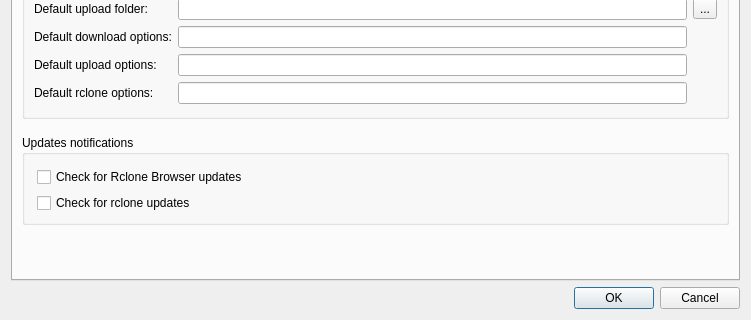
Old version of the form src/preferences_dialog.ui in the repository overnightpillow/rclone-browser; both pictures show x 0 to 751 and y 217 to 537 of the 751 by 537 pixel window.
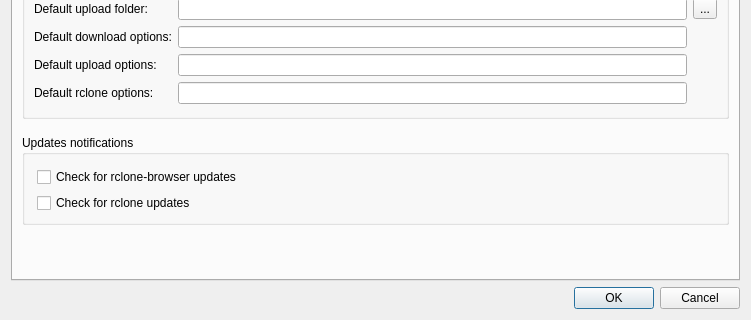
New version of the form.

Commit message: Display the application name as rclone-browser

The edit to the form file:
```diff
--- a/src/preferences_dialog.ui
+++ b/src/preferences_dialog.ui
@@ -303,7 +303,7 @@
              <string>&lt;html&gt;&lt;head/&gt;&lt;body&gt;&lt;p&gt;check daily for Rclone Browser availability&lt;/p&gt;&lt;/body&gt;&lt;/html&gt;</string>
             </property>
             <property name="text">
-             <string>Check for Rclone Browser updates</string>
+             <string>Check for rclone-browser updates</string>
             </property>
            </widget>
           </item>
```
Left out of the diff: 4 changed lines with no effect on the pictures. The commit also changes 3 other files.
